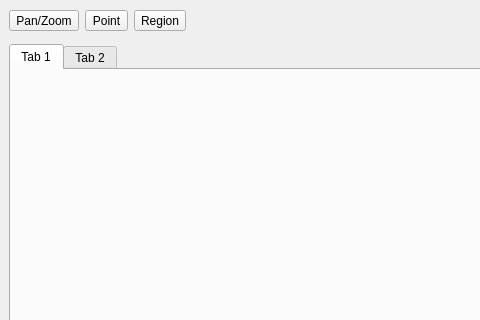
The window that py/cspov/ui/pov_main.ui (ssec/sift) describes before a commit, drawn with Qt 5; both pictures show x 0 to 480 and y 0 to 320 of the 1309 by 807 pixel window.
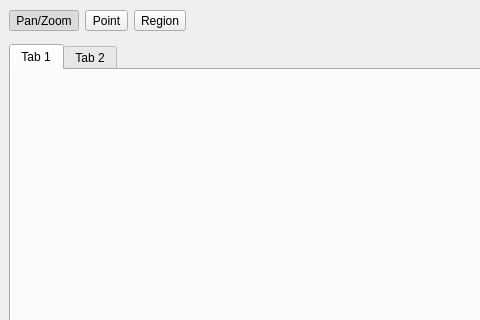
The same window after the commit.

Commit message: reworked UI so tool buttons behave

Patch:
```diff
--- a/py/cspov/ui/pov_main.ui
+++ b/py/cspov/ui/pov_main.ui
@@ -22,9 +22,39 @@
      <layout class="QHBoxLayout" name="horizontalLayout_2">
       <item>
        <widget class="QToolButton" name="panZoomToolButton">
+        <property name="sizePolicy">
+         <sizepolicy hsizetype="Fixed" vsizetype="Fixed">
+          <horstretch>0</horstretch>
+          <verstretch>0</verstretch>
+         </sizepolicy>
+        </property>
+        <property name="minimumSize">
+         <size>
+          <width>0</width>
+          <height>0</height>
+         </size>
+        </property>
+        <property name="toolTip">
+         <string>Pan/Zoom Tool</string>
+        </property>
         <property name="text">
          <string>Pan/Zoom</string>
         </property>
+        <property name="checkable">
+         <bool>true</bool>
+        </property>
+        <property name="checked">
+         <bool>true</bool>
+        </property>
+        <property name="autoExclusive">
+         <bool>false</bool>
+        </property>
+        <property name="autoRaise">
+         <bool>false</bool>
+        </property>
+        <attribute name="buttonGroup">
+         <string notr="true">buttonGroup</string>
+        </attribute>
        </widget>
       </item>
       <item>
```
Left out of the diff: 39 changed lines with no effect on the pictures. The commit also changes 2 other files.
